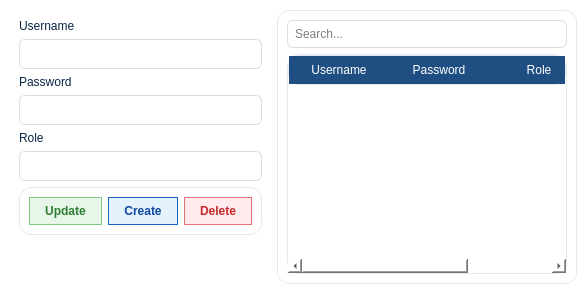
This is ui/Users.ui in maihuybao/SmartLockUEL as Qt 5 draws it before an edit. The edited form follows.
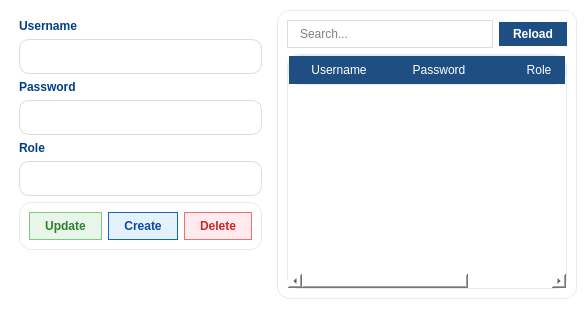
This is the edited form.

Patch:
```diff
--- a/ui/Users.ui
+++ b/ui/Users.ui
@@ -15,35 +15,35 @@
      <layout class="QVBoxLayout" name="formLayout">
       <item>
        <widget class="QLabel" name="usernameLabel">
-        <property name="styleSheet"><string notr="true">color: #0B2545;</string></property>
+        <property name="styleSheet"><string notr="true">color: #003F87; font-weight: 600;</string></property>
         <property name="text"><string>Username</string></property>
        </widget>
       </item>
       <item>
-       <widget class="QLineEdit" name="editUsername">
-        <property name="styleSheet"><string notr="true">color: black; padding: 6px; border: 1px solid #ddd; border-radius: 6px;</string></property>
+       <widget class="QLineEdit" name="LineEditUsername">
+        <property name="styleSheet"><string notr="true">QLineEdit { border: 1px solid #dcdcdc; border-radius: 10px; padding: 8px; font-size: 13px; color: black; } QLineEdit:focus { border: 1px solid #1f4f82; }</string></property>
        </widget>
       </item>
       <item>
        <widget class="QLabel" name="passwordLabel">
-        <property name="styleSheet"><string notr="true">color: #0B2545;</string></property>
+        <property name="styleSheet"><string notr="true">color: #003F87; font-weight: 600;</string></property>
         <property name="text"><string>Password</string></property>
        </widget>
       </item>
       <item>
-       <widget class="QLineEdit" name="editPassword">
-        <property name="styleSheet"><string notr="true">color: black; padding: 6px; border: 1px solid #ddd; border-radius: 6px;</string></property>
+       <widget class="QLineEdit" name="LineEditPassword">
+        <property name="styleSheet"><string notr="true">QLineEdit { border: 1px solid #dcdcdc; border-radius: 10px; padding: 8px; font-size: 13px; color: black; } QLineEdit:focus { border: 1px solid #1f4f82; }</string></property>
        </widget>
       </item>
       <item>
        <widget class="QLabel" name="roleLabel">
-        <property name="styleSheet"><string notr="true">color: #0B2545;</string></property>
+        <property name="styleSheet"><string notr="true">color: #003F87; font-weight: 600;</string></property>
         <property name="text"><string>Role</string></property>
        </widget>
       </item>
       <item>
-       <widget class="QLineEdit" name="editRole">
-        <property name="styleSheet"><string notr="true">color: black; padding: 6px; border: 1px solid #ddd; border-radius: 6px;</string></property>
+       <widget class="QLineEdit" name="LineEditRole">
+        <property name="styleSheet"><string notr="true">QLineEdit { border: 1px solid #dcdcdc; border-radius: 10px; padding: 8px; font-size: 13px; color: black; } QLineEdit:focus { border: 1px solid #1f4f82; }</string></property>
        </widget>
       </item>
       <item>
@@ -83,19 +83,30 @@
    <item>
     <widget class="QFrame" name="tablePanel">
      <property name="minimumSize"><size><width>300</width><height>0</height></size></property>
-     <property name="maximumSize"><size><width>16777215</width><height>16777215</height></size></property>
-     <property name="styleSheet"><string notr="true">QFrame{background-color:white;border-radius:12px;border:1px solid #E3EAF2;}</string></property>
+     <property name="styleSheet"><string notr="true">QFrame { background-color: white; border-radius: 12px; border: 1px solid #E3EAF2; }</string></property>
      <layout class="QVBoxLayout" name="tableLayout">
       <item>
-       <widget class="QLineEdit" name="lineEditSearch">
-        <property name="styleSheet"><string notr="true">color: black; padding: 5px; border: 1px solid #ddd; border-radius: 6px;</string></property>
-        <property name="placeholderText"><string>Search...</string></property>
-       </widget>
+       <layout class="QHBoxLayout" name="searchLayout">
+        <item>
+         <widget class="QLineEdit" name="lineEditSearch">
+          <property name="styleSheet"><string notr="true">QLineEdit { color: black; padding: 5px 10px; border: 1px solid #dcdcdc; border-radius: 15px; } QLineEdit:focus { border: 1px solid #1f4f82; }</string></property>
+          <property name="placeholderText"><string>Search...</string></property>
+         </widget>
+        </item>
+        <item>
+         <widget class="QPushButton" name="pushButtonReload">
+          <property name="styleSheet"><string notr="true">QPushButton { background-color: #1F4F82; color: white; border: none; border-radius: 15px; padding: 5px 14px; font-weight: 500; } QPushButton:hover { background-color: #163D66; }</string></property>
+          <property name="text"><string>Reload</string></property>
+         </widget>
+        </item>
+       </layout>
       </item>
       <item>
        <widget class="QTableWidget" name="tableWidget">
-        <property name="maximumSize"><size><width>16777215</width><height>16777215</height></size></property>
-        <property name="styleSheet"><string notr="true">QTableWidget{background-color:white;color:black;border:1px solid #E3EAF2;}QHeaderView::section{background-color:#1F4F82;color:white;padding:6px;border:none;}</string></property>
+        <property name="styleSheet"><string notr="true">QTableWidget { background-color: white; color: #333; border: 1px solid #E3EAF2; }
+QTableWidget::item { color: #333; padding: 4px; }
+QTableWidget::item:selected { background-color: #BBDEFB; color: #333; }
+QHeaderView::section { background-color: #1F4F82; color: white; padding: 6px; border: none; }</string></property>
         <column><property name="text"><string>Username</string></property></column>
         <column><property name="text"><string>Password</string></property></column>
         <column><property name="text"><string>Role</string></property></column>
```
Left out of the diff: 12 changed lines with no effect on the pictures.
